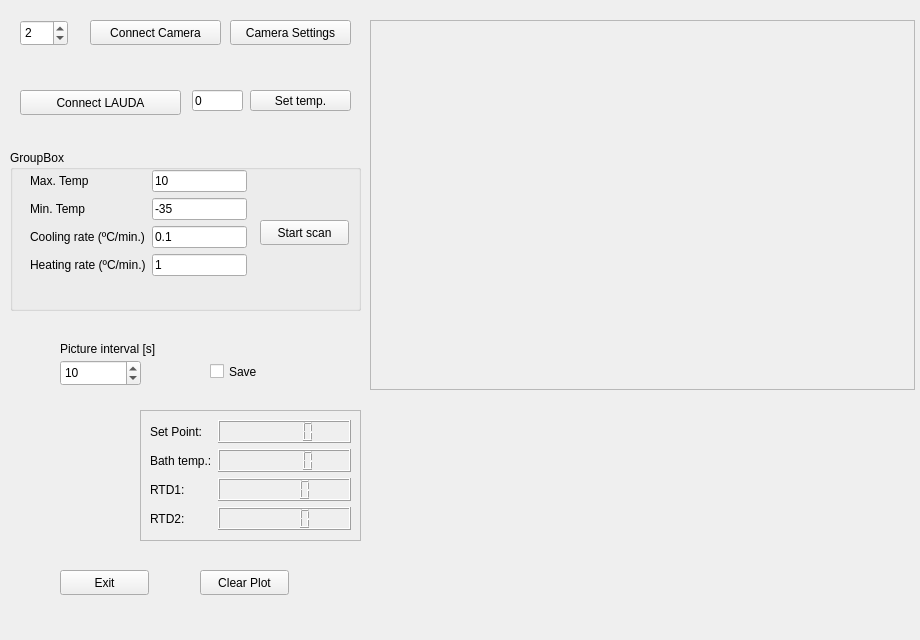
Before: the Qt Designer form src/gui/experiment.ui in gfogwill/FrESH, drawn with Qt 5.
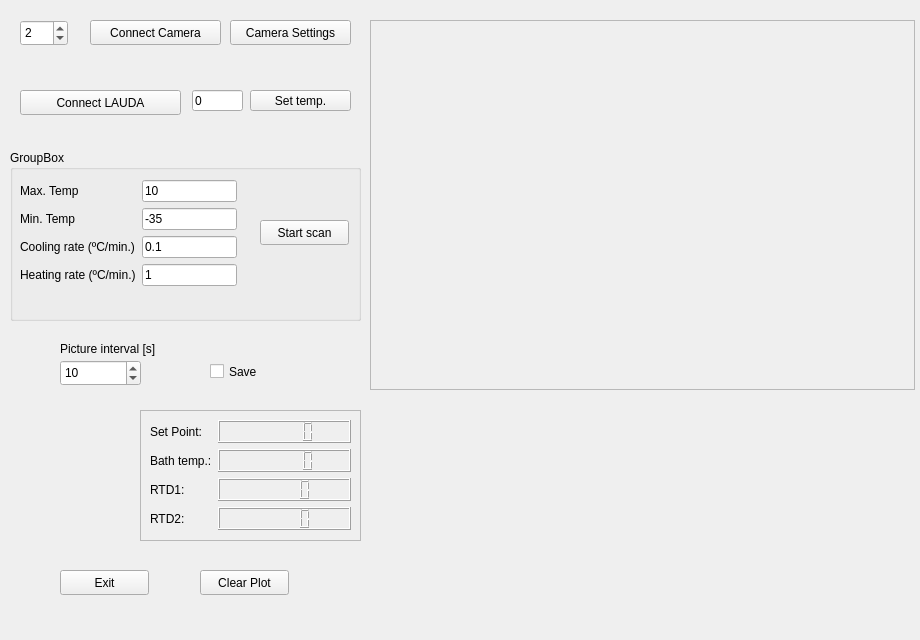
After: the same form once the commit is applied. Custom widgets are drawn as their Qt base class.

Commit message: merge (RH branch) commit

The edit to the form file:
```diff
--- a/src/gui/experiment.ui
+++ b/src/gui/experiment.ui
@@ -290,7 +290,7 @@
       <x>10</x>
       <y>150</y>
       <width>351</width>
-      <height>161</height>
+      <height>171</height>
      </rect>
     </property>
     <property name="title">
@@ -312,8 +312,8 @@
     <widget class="QWidget" name="formLayoutWidget_2">
      <property name="geometry">
       <rect>
-       <x>20</x>
-       <y>20</y>
+       <x>10</x>
+       <y>30</y>
        <width>217</width>
        <height>131</height>
       </rect>
```
